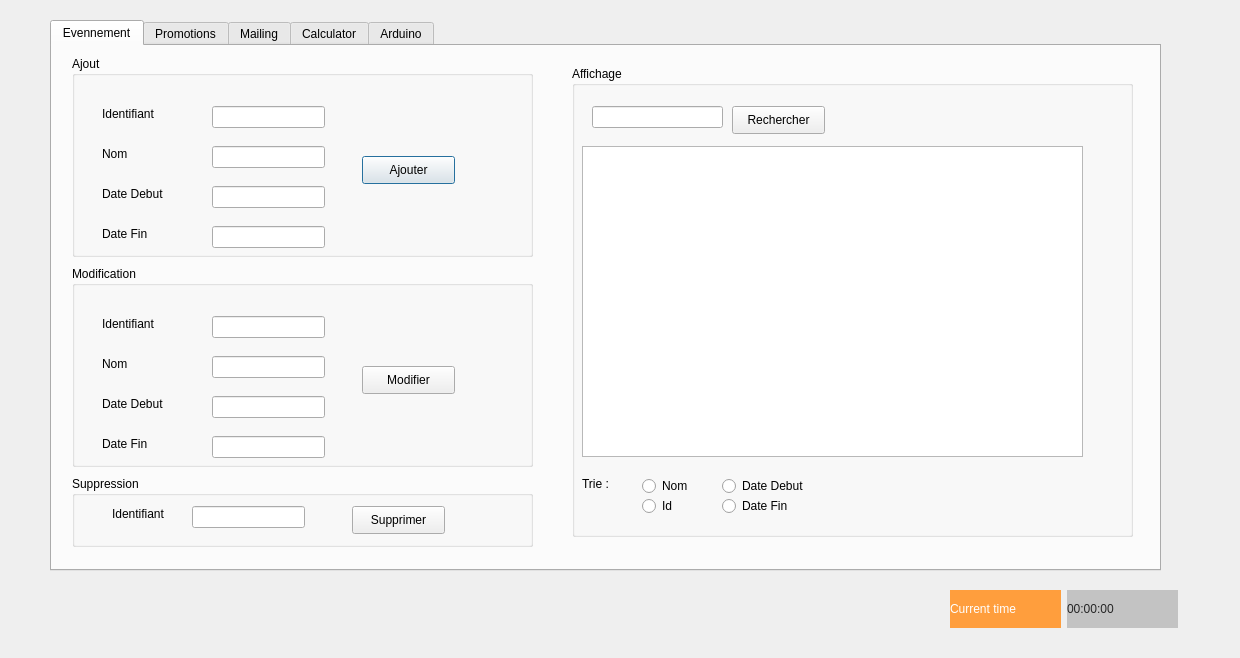
This is ProjIntegration/gestioneventpromo.ui in medhama/ThePieChart as Qt 5 draws it before an edit. The edited form follows.
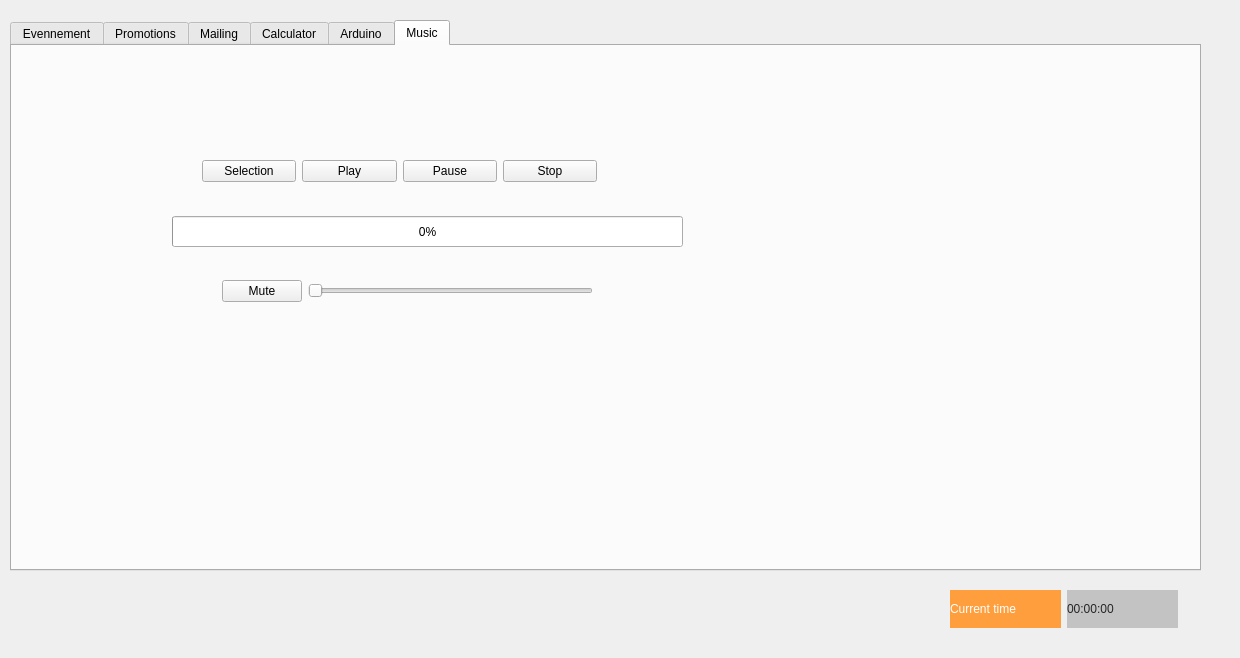
This is the edited form. The open tabs and pages were chosen to show the change. Icons and pictures are not drawn.

Patch:
```diff
--- a/ProjIntegration/gestioneventpromo.ui
+++ b/ProjIntegration/gestioneventpromo.ui
@@ -16,9 +16,9 @@
   <widget class="QTabWidget" name="tabWidget">
    <property name="geometry">
     <rect>
-     <x>50</x>
+     <x>10</x>
      <y>20</y>
-     <width>1111</width>
+     <width>1191</width>
      <height>551</height>
     </rect>
    </property>
@@ -1888,6 +1888,90 @@
      </property>
     </widget>
    </widget>
+   <widget class="QWidget" name="tab_6">
+    <attribute name="title">
+     <string>Music</string>
+    </attribute>
+    <widget class="QProgressBar" name="avance">
+     <property name="geometry">
+      <rect>
+       <x>160</x>
+       <y>170</y>
+       <width>511</width>
+       <height>31</height>
+      </rect>
+     </property>
+     <property name="value">
+      <number>0</number>
+     </property>
+    </widget>
+    <widget class="QWidget" name="layoutWidget">
+     <property name="geometry">
+      <rect>
+       <x>210</x>
+       <y>230</y>
+       <width>371</width>
+       <height>30</height>
+      </rect>
+     </property>
+     <layout class="QHBoxLayout" name="horizontalLayout_5">
+      <item>
+       <widget class="QPushButton" name="mute">
+        <property name="text">
+         <string>Mute</string>
+        </property>
+       </widget>
+      </item>
+      <item>
+       <widget class="QSlider" name="volume">
+        <property name="orientation">
+         <enum>Qt::Horizontal</enum>
+        </property>
+       </widget>
+      </item>
+     </layout>
+    </widget>
+    <widget class="QWidget" name="layoutWidget">
+     <property name="geometry">
+      <rect>
+       <x>190</x>
+       <y>110</y>
+       <width>395</width>
+       <height>30</height>
+      </rect>
+     </property>
+     <layout class="QHBoxLayout" name="horizontalLayout_4">
+      <item>
+       <widget class="QPushButton" name="selection">
+        <property name="text">
+         <string>Selection</string>
+        </property>
+       </widget>
+      </item>
+      <item>
+       <widget class="QPushButton" name="play">
+        <property name="text">
+         <string>Play</string>
+        </property>
+       </widget>
+      </item>
+      <item>
+       <widget class="QPushButton" name="pause">
+        <property name="text">
+         <string>Pause</string>
+        </property>
+       </widget>
+      </item>
+      <item>
+       <widget class="QPushButton" name="stop">
+        <property name="text">
+         <string>Stop</string>
+        </property>
+       </widget>
+      </item>
+     </layout>
+    </widget>
+   </widget>
   </widget>
   <widget class="QWidget" name="layoutWidget_3">
    <property name="geometry">
```
Left out of the diff: 48 changed lines with no effect on the pictures.
